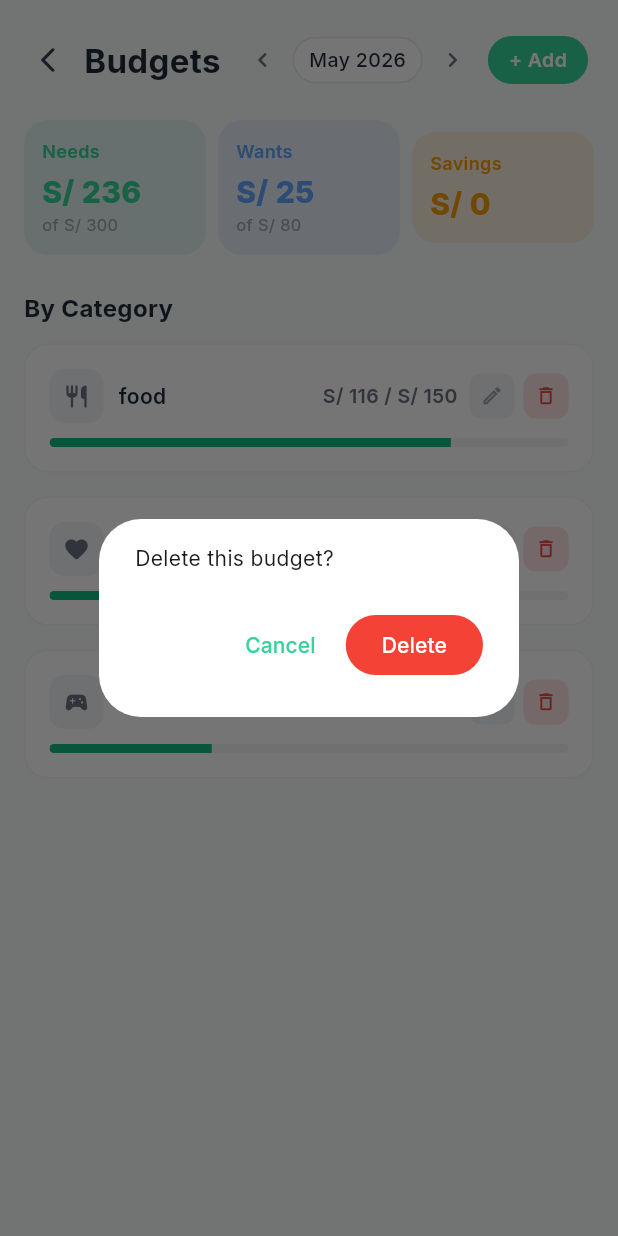
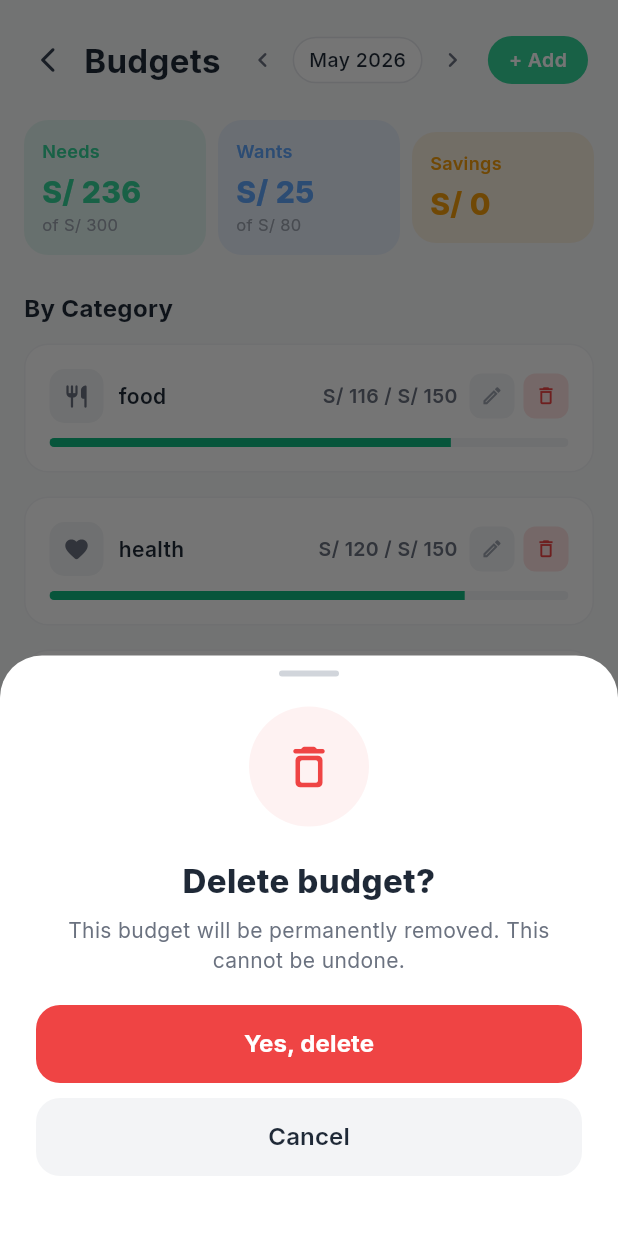
Before and after one commit to Tesis-2026/zenda_fronted_app, a Flutter app: the BudgetScreen screen opened by its route, after a tap on the "delete outline" icon, on a phone screen of 412 x 824 dp. Run offline on Flutter 3.47's test engine with Material 3 defaults, Android fonts, the phone set to English and light mode, and no system bars; our stand-ins replace connectivity_plus, fl_chart, flutter_riverpod, flutter_secure_storage, go_router, google_fonts and 2 more; accounts and stored records are empty.

Commit message:
feat(ui): add DeleteConfirmSheet and apply to all delete flows
New shared DeleteConfirmSheet widget matches Pencil design spec (frame 34):
bottom sheet with red icon circle, bold title, muted message, stacked
full-width red/gray buttons. Replaced AlertDialog in transactions
(list + edit), categories, budget, and goals; removed old _ConfirmDeleteSheet
from goal_detail_screen. Added l10n keys: deleteConfirmYes, catDeleteTitle,
catDeleteMessage, budgetDeleteTitle, budgetDeleteMessage, goalDeleteTitle,
goalDeleteMessage (EN + ES).

Co-Authored-By: Claude Sonnet 4.6 <noreply@anthropic.com>

```diff
--- /dev/null
+++ b/lib/core/widgets/delete_confirm_sheet.dart
@@ -0,0 +1,135 @@
+import 'package:flutter/material.dart';
+
+import '../../l10n/l10n_extension.dart';
+
+Future<bool> showDeleteConfirmSheet(
+  BuildContext context, {
+  required String title,
+  required String message,
+}) async {
+  final result = await showModalBottomSheet<bool>(
+    context: context,
+    isScrollControlled: true,
+    backgroundColor: Colors.transparent,
+    builder: (_) => _DeleteConfirmSheet(title: title, message: message),
+  );
+  return result == true;
+}
+
+class _DeleteConfirmSheet extends StatelessWidget {
+  const _DeleteConfirmSheet({required this.title, required this.message});
+
+  final String title;
+  final String message;
+
+  @override
+  Widget build(BuildContext context) {
+    final l10n = context.l10n;
+
+    return Container(
+      decoration: const BoxDecoration(
+        color: Colors.white,
+        borderRadius: BorderRadius.vertical(top: Radius.circular(28)),
+      ),
+      padding: const EdgeInsets.only(bottom: 40),
+      child: Column(
+        mainAxisSize: MainAxisSize.min,
+        children: [
+          Padding(
+            padding: const EdgeInsets.only(top: 10),
+            child: Container(
+              width: 40,
+              height: 4,
+              decoration: BoxDecoration(
+                color: const Color(0xFFD1D5DB),
+                borderRadius: BorderRadius.circular(3),
+              ),
+            ),
+          ),
+          Padding(
+            padding: const EdgeInsets.fromLTRB(24, 20, 24, 0),
+            child: Column(
+              children: [
+                Container(
+                  width: 80,
+                  height: 80,
+                  decoration: const BoxDecoration(
+                    color: Color(0xFFFEF2F2),
+                    shape: BoxShape.circle,
+                  ),
+                  child: const Icon(
+                    Icons.delete_outline_rounded,
+                    size: 36,
+                    color: Color(0xFFEF4444),
+                  ),
+                ),
+                const SizedBox(height: 20),
+                Text(
+                  title,
+                  style: const TextStyle(
+                    fontSize: 22,
+                    fontWeight: FontWeight.w800,
+                    color: Color(0xFF1F2937),
+                  ),
+                  textAlign: TextAlign.center,
+                ),
+                const SizedBox(height: 8),
+                Text(
+                  message,
+                  style: const TextStyle(
+                    fontSize: 14,
+                    color: Color(0xFF6B7280),
+                  ),
+                  textAlign: TextAlign.center,
+                ),
+                const SizedBox(height: 20),
+                SizedBox(
+                  width: double.infinity,
+                  height: 52,
+                  child: FilledButton(
+                    onPressed: () => Navigator.pop(context, true),
+                    style: FilledButton.styleFrom(
+                      backgroundColor: const Color(0xFFEF4444),
+                      shape: RoundedRectangleBorder(
+                        borderRadius: BorderRadius.circular(16),
+                      ),
+                    ),
+                    child: Text(
+                      l10n.deleteConfirmYes,
+                      style: const TextStyle(
+                        fontSize: 16,
+                        fontWeight: FontWeight.w700,
+                      ),
+                    ),
+                  ),
+                ),
+                const SizedBox(height: 10),
+                SizedBox(
+                  width: double.infinity,
+                  height: 52,
+                  child: TextButton(
+                    onPressed: () => Navigator.pop(context, false),
+                    style: TextButton.styleFrom(
+                      backgroundColor: const Color(0xFFF3F4F6),
+                      foregroundColor: const Color(0xFF1F2937),
+                      shape: RoundedRectangleBorder(
+                        borderRadius: BorderRadius.circular(16),
+                      ),
+                    ),
+                    child: Text(
+                      l10n.commonCancel,
+                      style: const TextStyle(
+                        fontSize: 16,
+                        fontWeight: FontWeight.w600,
+                      ),
+                    ),
+                  ),
+                ),
+              ],
+            ),
+          ),
+        ],
+      ),
+    );
+  }
+}
--- a/lib/features/budget/budget_screen.dart
+++ b/lib/features/budget/budget_screen.dart
@@ -8,6 +8,7 @@ import '../../core/services/budget_api_service.dart';
 import '../../core/services/category_api_service.dart';
 import '../../core/widgets/amount_input_field.dart';
 import '../../core/widgets/app_card.dart';
+import '../../core/widgets/delete_confirm_sheet.dart';
 import '../../core/widgets/app_primary_button.dart';
 import '../../core/widgets/app_progress_bar.dart';
 import '../../core/widgets/app_sheet_container.dart';
@@ -248,22 +249,10 @@ class _BudgetScreenState extends ConsumerState<BudgetScreen> {
 
   Future<void> _deleteBudget(String id) async {
     final l10n = context.l10n;
-    final confirmed = await showDialog<bool>(
-      context: context,
-      builder: (ctx) => AlertDialog(
-        content: Text(l10n.budgetDeleteConfirm),
-        actions: [
-          TextButton(
-            onPressed: () => Navigator.pop(ctx, false),
-            child: Text(l10n.commonCancel),
-          ),
-          FilledButton(
-            onPressed: () => Navigator.pop(ctx, true),
-            style: FilledButton.styleFrom(backgroundColor: Colors.red),
-            child: Text(l10n.commonDelete),
-          ),
-        ],
-      ),
+    final confirmed = await showDeleteConfirmSheet(
+      context,
+      title: l10n.budgetDeleteTitle,
+      message: l10n.budgetDeleteMessage,
     );
     if (confirmed != true || !mounted) return;
     await ref.read(budgetServiceProvider).delete(id);
--- a/lib/l10n/app_en.arb
+++ b/lib/l10n/app_en.arb
@@ -12,6 +12,7 @@
   "commonUnknownError": "Unknown error",
   "commonSignOut": "Sign out",
   "commonDelete": "Delete",
+  "deleteConfirmYes": "Yes, delete",
   "commonLater": "Later",
 
   "validationEnterEmail": "Enter your email",
@@ -218,8 +219,8 @@
     }
   },
   "aiCardSeeRecommendations": "See recommendations",
-  "txDeleteConfirmTitle": "Delete transaction",
-  "txDeleteConfirmMessage": "This action cannot be undone.",
+  "txDeleteConfirmTitle": "Delete transaction?",
+  "txDeleteConfirmMessage": "This will permanently remove the transaction from your history. This cannot be undone.",
   "txDeleteAction": "Delete",
   "txDeleteError": "Could not delete transaction. Please try again.",
   "txEditTitle": "Edit transaction",
@@ -253,6 +254,8 @@
   "catMgmtRenameTitle": "Rename category",
   "catMgmtDeleteConfirm": "Delete this category? Transactions using it will keep their data.",
   "catMgmtDeleteAction": "Delete",
+  "catDeleteTitle": "Delete category?",
+  "catDeleteMessage": "Transactions linked to it will keep their data. This cannot be undone.",
   "catMgmtErrorLoad": "Could not load categories",
   "catMgmtErrorSave": "Could not save. Try again.",
   "catMgmtAddButton": "+ Add",
@@ -327,6 +330,8 @@
   },
   "budgetErrorLoad": "Could not load budgets",
   "budgetDeleteConfirm": "Delete this budget?",
+  "budgetDeleteTitle": "Delete budget?",
+  "budgetDeleteMessage": "This budget will be permanently removed. This cannot be undone.",
   "budgetDuplicate": "A budget for this category and period already exists",
   "budgetEditTitle": "Edit Budget",
 
@@ -349,6 +354,8 @@
   "goalsErrorLoad": "Could not load goals",
   "goalsDeleteConfirm": "Delete this goal?",
   "goalsDeleteLabel": "Delete",
+  "goalDeleteTitle": "Delete goal?",
+  "goalDeleteMessage": "All your progress will be lost. This cannot be undone.",
   "goalsDueDateLabel": "Due date (optional)",
   "goalsMarkComplete": "Mark complete",
   "goalsDetailTitle": "Goal Detail",
--- a/lib/l10n/app_localizations.dart
+++ b/lib/l10n/app_localizations.dart
@@ -158,6 +158,12 @@ abstract class AppLocalizations {
   /// **'Delete'**
   String get commonDelete;
 
+  /// No description provided for @deleteConfirmYes.
+  ///
+  /// In en, this message translates to:
+  /// **'Yes, delete'**
+  String get deleteConfirmYes;
+
   /// No description provided for @commonLater.
   ///
   /// In en, this message translates to:
@@ -1091,13 +1097,13 @@ abstract class AppLocalizations {
   /// No description provided for @txDeleteConfirmTitle.
   ///
   /// In en, this message translates to:
-  /// **'Delete transaction'**
+  /// **'Delete transaction?'**
   String get txDeleteConfirmTitle;
 
   /// No description provided for @txDeleteConfirmMessage.
   ///
   /// In en, this message translates to:
-  /// **'This action cannot be undone.'**
+  /// **'This will permanently remove the transaction from your history. This cannot be undone.'**
   String get txDeleteConfirmMessage;
 
   /// No description provided for @txDeleteAction.
@@ -1286,6 +1292,18 @@ abstract class AppLocalizations {
   /// **'Delete'**
   String get catMgmtDeleteAction;
 
+  /// No description provided for @catDeleteTitle.
+  ///
+  /// In en, this message translates to:
+  /// **'Delete category?'**
+  String get catDeleteTitle;
+
+  /// No description provided for @catDeleteMessage.
+  ///
+  /// In en, this message translates to:
+  /// **'Transactions linked to it will keep their data. This cannot be undone.'**
+  String get catDeleteMessage;
+
   /// No description provided for @catMgmtErrorLoad.
   ///
   /// In en, this message translates to:
@@ -1538,6 +1556,18 @@ abstract class AppLocalizations {
   /// **'Delete this budget?'**
   String get budgetDeleteConfirm;
 
+  /// No description provided for @budgetDeleteTitle.
+  ///
+  /// In en, this message translates to:
+  /// **'Delete budget?'**
+  String get budgetDeleteTitle;
+
+  /// No description provided for @budgetDeleteMessage.
+  ///
+  /// In en, this message translates to:
+  /// **'This budget will be permanently removed. This cannot be undone.'**
+  String get budgetDeleteMessage;
+
   /// No description provided for @budgetDuplicate.
   ///
   /// In en, this message translates to:
@@ -1627,6 +1657,18 @@ abstract class AppLocalizations {
   /// In en, this message translates to:
   /// **'Delete'**
   String get goalsDeleteLabel;
+
+  /// No description provided for @goalDeleteTitle.
+  ///
+  /// In en, this message translates to:
+  /// **'Delete goal?'**
+  String get goalDeleteTitle;
+
+  /// No description provided for @goalDeleteMessage.
+  ///
+  /// In en, this message translates to:
+  /// **'All your progress will be lost. This cannot be undone.'**
+  String get goalDeleteMessage;
 
   /// No description provided for @goalsDueDateLabel.
   ///
--- a/lib/l10n/app_localizations_en.dart
+++ b/lib/l10n/app_localizations_en.dart
@@ -37,6 +37,9 @@ class AppLocalizationsEn extends AppLocalizations {
 
   @override
   String get commonDelete => 'Delete';
+
+  @override
+  String get deleteConfirmYes => 'Yes, delete';
 
   @override
   String get commonLater => 'Later';
@@ -546,10 +549,11 @@ class AppLocalizationsEn extends AppLocalizations {
   String get aiCardSeeRecommendations => 'See recommendations';
 
   @override
-  String get txDeleteConfirmTitle => 'Delete transaction';
-
-  @override
-  String get txDeleteConfirmMessage => 'This action cannot be undone.';
+  String get txDeleteConfirmTitle => 'Delete transaction?';
+
+  @override
+  String get txDeleteConfirmMessage =>
+      'This will permanently remove the transaction from your history. This cannot be undone.';
 
   @override
   String get txDeleteAction => 'Delete';
@@ -648,6 +652,13 @@ class AppLocalizationsEn extends AppLocalizations {
   String get catMgmtDeleteAction => 'Delete';
 
   @override
+  String get catDeleteTitle => 'Delete category?';
+
+  @override
+  String get catDeleteMessage =>
+      'Transactions linked to it will keep their data. This cannot be undone.';
+
+  @override
   String get catMgmtErrorLoad => 'Could not load categories';
 
   @override
@@ -785,6 +796,13 @@ class AppLocalizationsEn extends AppLocalizations {
   String get budgetDeleteConfirm => 'Delete this budget?';
 
   @override
+  String get budgetDeleteTitle => 'Delete budget?';
+
+  @override
+  String get budgetDeleteMessage =>
+      'This budget will be permanently removed. This cannot be undone.';
+
+  @override
   String get budgetDuplicate =>
       'A budget for this category and period already exists';
 
@@ -832,6 +850,13 @@ class AppLocalizationsEn extends AppLocalizations {
 
   @override
   String get goalsDeleteLabel => 'Delete';
+
+  @override
+  String get goalDeleteTitle => 'Delete goal?';
+
+  @override
+  String get goalDeleteMessage =>
+      'All your progress will be lost. This cannot be undone.';
 
   @override
   String get goalsDueDateLabel => 'Due date (optional)';
```
Also changed, not shown: lib/features/categories/category_management_screen.dart (+5 -17 lines), lib/features/goals/goal_detail_screen.dart (+5 -73 lines), lib/features/transactions/edit_transaction_screen.dart (+5 -18 lines), lib/features/transactions/transaction_list_screen.dart (+6 -22 lines), lib/l10n/app_es.arb (+9 -2 lines), lib/l10n/app_localizations_es.dart (+29 -4 lines).
